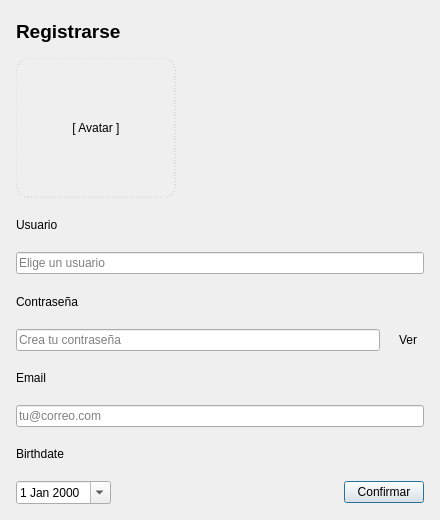
Qt form proyecto_IHM/registerdialog.ui (pgomsan/proyecto_IHM) before a commit.
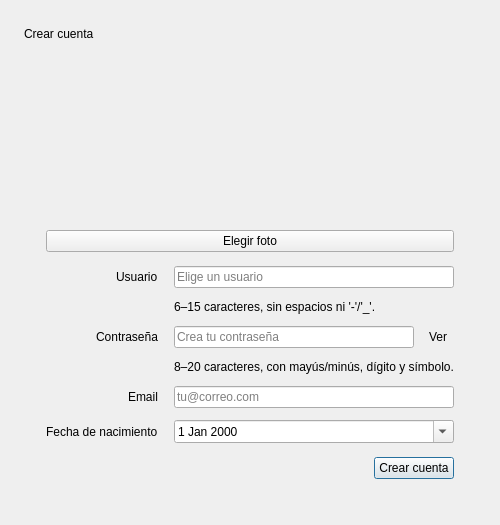
The same form after that commit.

Commit message: Cambios en en la hoja de estilos, nueva fincion de historial, visualizacion de foto de perfil y cambios de foto de perfil

```diff
--- a/proyecto_IHM/registerdialog.ui
+++ b/proyecto_IHM/registerdialog.ui
@@ -15,33 +15,26 @@
   </property>
   <layout class="QVBoxLayout" name="verticalLayout">
    <property name="spacing">
-    <number>12</number>
+    <number>16</number>
    </property>
    <property name="leftMargin">
-    <number>16</number>
+    <number>24</number>
    </property>
    <property name="topMargin">
-    <number>16</number>
+    <number>24</number>
    </property>
    <property name="rightMargin">
-    <number>16</number>
+    <number>24</number>
    </property>
    <property name="bottomMargin">
-    <number>16</number>
+    <number>24</number>
    </property>
    <item>
     <layout class="QHBoxLayout" name="titleLayout">
      <item>
       <widget class="QLabel" name="titleLabel">
-       <property name="font">
-        <font>
-         <pointsize>14</pointsize>
-         <weight>75</weight>
-         <bold>true</bold>
-        </font>
-       </property>
        <property name="text">
-        <string>Registrarse</string>
+        <string>Crear cuenta</string>
        </property>
        <property name="alignment">
         <set>Qt::AlignLeft|Qt::AlignVCenter</set>
@@ -67,6 +60,29 @@
     </layout>
    </item>
    <item>
+   <widget class="QFrame" name="cardFrame">
+     <layout class="QVBoxLayout" name="cardLayout">
+      <property name="leftMargin">
+       <number>22</number>
+      </property>
+      <property name="topMargin">
+       <number>22</number>
+      </property>
+      <property name="rightMargin">
+       <number>22</number>
+      </property>
+      <property name="bottomMargin">
+       <number>22</number>
+      </property>
+      <property name="spacing">
+       <number>14</number>
+      </property>
+      <item>
+       <layout class="QVBoxLayout" name="avatarLayout">
+        <property name="spacing">
+         <number>8</number>
+        </property>
+        <item>
     <widget class="QLabel" name="avatarPlaceholder">
      <property name="minimumSize">
       <size>
@@ -80,43 +96,80 @@
        <height>160</height>
       </size>
      </property>
-     <property name="frameShape">
-      <enum>QFrame::NoFrame</enum>
-     </property>
      <property name="alignment">
       <set>Qt::AlignCenter</set>
      </property>
      <property name="text">
-      <string notr="true">[ Avatar ]</string>
-     </property>
-     <property name="styleSheet">
-      <string notr="true">border: 1px dashed #cccccc; border-radius: 12px; padding: 12px;</string>
+           <string/>
+          </property>
+         </widget>
+        </item>
+        <item>
+         <widget class="QPushButton" name="chooseAvatarButton">
+          <property name="text">
+           <string>Elegir foto</string>
      </property>
     </widget>
    </item>
+       </layout>
+      </item>
    <item>
+       <layout class="QFormLayout" name="formLayout">
+        <property name="labelAlignment">
+         <set>Qt::AlignRight|Qt::AlignVCenter</set>
+        </property>
+        <property name="horizontalSpacing">
+         <number>16</number>
+        </property>
+        <property name="verticalSpacing">
+         <number>12</number>
+        </property>
+        <item row="0" column="0">
     <widget class="QLabel" name="usernameLabel">
      <property name="text">
       <string>Usuario</string>
      </property>
     </widget>
    </item>
-   <item>
+        <item row="0" column="1">
     <widget class="QLineEdit" name="usernameLineEdit">
      <property name="placeholderText">
       <string>Elige un usuario</string>
      </property>
     </widget>
    </item>
-   <item>
+        <item row="1" column="1">
+         <widget class="QLabel" name="usernameHintLabel">
+          <property name="text">
+           <string>6–15 caracteres, sin espacios ni '-'/'_'.</string>
+          </property>
+         </widget>
+        </item>
+        <item row="2" column="0">
     <widget class="QLabel" name="passwordLabel">
      <property name="text">
       <string>Contraseña</string>
      </property>
     </widget>
    </item>
-   <item>
+        <item row="2" column="1">
+         <widget class="QWidget" name="passwordContainer">
     <layout class="QHBoxLayout" name="passwordLayout">
+           <property name="spacing">
+            <number>8</number>
+           </property>
+           <property name="leftMargin">
+            <number>0</number>
+           </property>
+           <property name="topMargin">
+            <number>0</number>
+           </property>
+           <property name="rightMargin">
+            <number>0</number>
+           </property>
+           <property name="bottomMargin">
+            <number>0</number>
+           </property>
      <item>
       <widget class="QLineEdit" name="passwordLineEdit">
        <property name="placeholderText">
@@ -141,39 +194,52 @@
       </widget>
      </item>
     </layout>
-   </item>
-   <item>
+         </widget>
+        </item>
+        <item row="3" column="1">
+         <widget class="QLabel" name="passwordHintLabel">
+          <property name="text">
+           <string>8–20 caracteres, con mayús/minús, dígito y símbolo.</string>
+          </property>
+         </widget>
+        </item>
+        <item row="4" column="0">
     <widget class="QLabel" name="emailLabel">
      <property name="text">
       <string>Email</string>
      </property>
     </widget>
    </item>
-   <item>
+        <item row="4" column="1">
     <widget class="QLineEdit" name="emailLineEdit">
      <property name="placeholderText">
       <string>tu@correo.com</string>
      </property>
     </widget>
    </item>
-   <item>
+        <item row="5" column="0">
     <widget class="QLabel" name="birthdateLabel">
      <property name="text">
-      <string>Birthdate</string>
+           <string>Fecha de nacimiento</string>
      </property>
     </widget>
    </item>
-   <item>
-    <layout class="QHBoxLayout" name="birthdateLayout">
-     <item>
+        <item row="5" column="1">
       <widget class="QDateEdit" name="birthdateEdit">
        <property name="calendarPopup">
         <bool>true</bool>
        </property>
       </widget>
      </item>
+       </layout>
+      </item>
      <item>
-      <spacer name="birthdateSpacer">
+       <layout class="QHBoxLayout" name="actionsLayout">
+        <property name="spacing">
+         <number>10</number>
+        </property>
+        <item>
+         <spacer name="actionsSpacer">
        <property name="orientation">
         <enum>Qt::Horizontal</enum>
        </property>
@@ -190,12 +256,18 @@
      </item>
      <item>
       <widget class="QPushButton" name="confirmButton">
+          <property name="default">
+           <bool>true</bool>
+          </property>
        <property name="text">
-        <string>Confirmar</string>
+           <string>Crear cuenta</string>
        </property>
       </widget>
      </item>
     </layout>
+      </item>
+     </layout>
+    </widget>
    </item>
   </layout>
  </widget>
```
Lines whose indentation alone changed are shown as unchanged. The commit also changes 21 other files.
